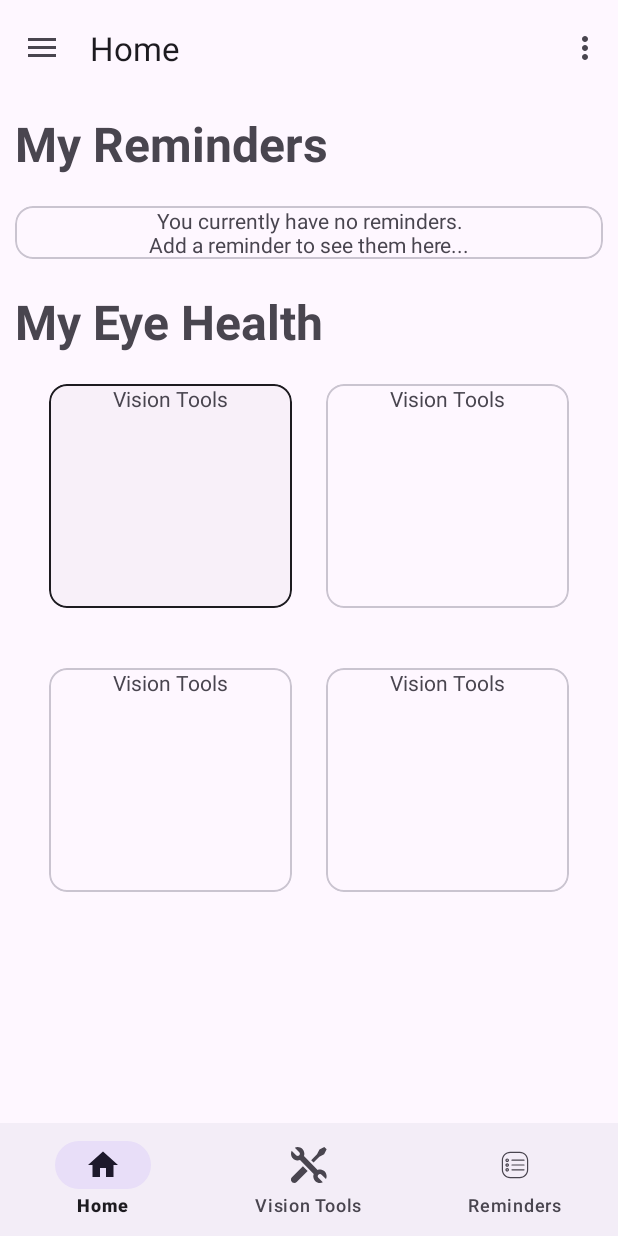
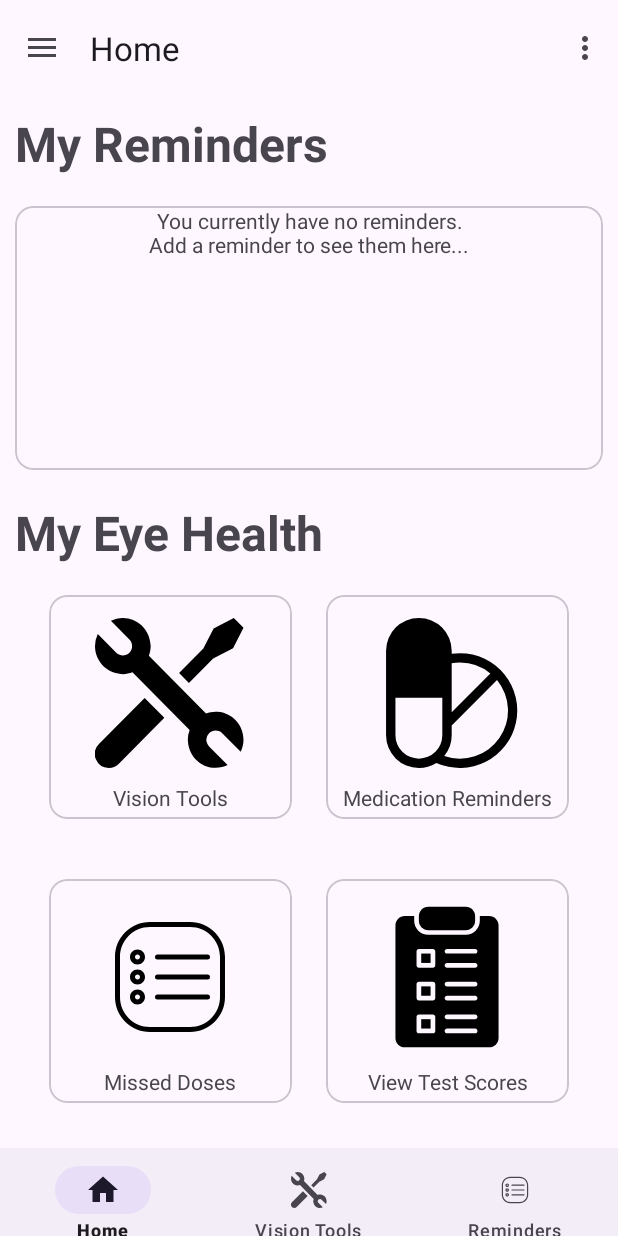
Before and after one commit to 210029073/cs3ip_lh3_myeyehealth, an Android app: the screen it shows after launch (MainActivity), on a phone screen of 412 x 824 dp. Run offline under Robolectric (Android 15) with nearby library versions, the phone set to English and light mode, and no system bars; our stand-ins replace navigation-ui.

Commit message:
Added scrollable home fragment with cards included icons

```diff
--- /dev/null
+++ b/app/src/main/res/drawable/medication_64.xml
@@ -0,0 +1,9 @@
+<vector xmlns:android="http://schemas.android.com/apk/res/android"
+    android:width="64dp"
+    android:height="64dp"
+    android:viewportWidth="64"
+    android:viewportHeight="64">
+  <path
+      android:fillColor="#FF000000"
+      android:pathData="M6,14v36a14,14 0,0 0,14 14,13.86 13.86,0 0,0 7.45,-2.17A24.49,24.49 0,1 0,37.5 15a23.94,23.94 0,0 0,-3.5 0.26L34,14a14,14 0,0 0,-28 0ZM34,19.3a21.28,21.28 0,0 1,3.5 -0.3,20.33 20.33,0 0,1 13,4.66L34,40.17ZM34,50v-4.17l19.34,-19.34a20.48,20.48 0,0 1,-22.52 32.38A13.93,13.93 0,0 0,34 50ZM30,34v16a10,10 0,0 1,-20 0L10,34Z"/>
+</vector>
--- /dev/null
+++ b/app/src/main/res/drawable/test_32.xml
@@ -0,0 +1,21 @@
+<vector xmlns:android="http://schemas.android.com/apk/res/android"
+    android:width="32dp"
+    android:height="32dp"
+    android:viewportWidth="32"
+    android:viewportHeight="32">
+  <path
+      android:fillColor="#FF000000"
+      android:pathData="M10.5,18h2v2h-2z"/>
+  <path
+      android:fillColor="#FF000000"
+      android:pathData="M10.5,11h2v2h-2z"/>
+  <path
+      android:fillColor="#FF000000"
+      android:pathData="M10.5,25h2v2h-2z"/>
+  <path
+      android:fillColor="#FF000000"
+      android:pathData="M25,3h-2v1c0,1.654 -1.346,3 -3,3h-8c-1.654,0 -3,-1.346 -3,-3V3H7C5.897,3 5,3.897 5,5v24c0,1.103 0.897,2 2,2h18c1.103,0 2,-0.897 2,-2V5C27,3.897 26.103,3 25,3zM13.5,27.5c0,0.276 -0.224,0.5 -0.5,0.5h-3c-0.276,0 -0.5,-0.224 -0.5,-0.5v-3c0,-0.276 0.224,-0.5 0.5,-0.5h3c0.276,0 0.5,0.224 0.5,0.5V27.5zM13.5,20.5c0,0.276 -0.224,0.5 -0.5,0.5h-3c-0.276,0 -0.5,-0.224 -0.5,-0.5v-3c0,-0.276 0.224,-0.5 0.5,-0.5h3c0.276,0 0.5,0.224 0.5,0.5V20.5zM13.5,13.5c0,0.276 -0.224,0.5 -0.5,0.5h-3c-0.276,0 -0.5,-0.224 -0.5,-0.5v-3c0,-0.276 0.224,-0.5 0.5,-0.5h3c0.276,0 0.5,0.224 0.5,0.5V13.5zM22,28h-6c-0.276,0 -0.5,-0.224 -0.5,-0.5S15.724,27 16,27h6c0.276,0 0.5,0.224 0.5,0.5S22.276,28 22,28zM22,25h-6c-0.276,0 -0.5,-0.224 -0.5,-0.5S15.724,24 16,24h6c0.276,0 0.5,0.224 0.5,0.5S22.276,25 22,25zM22,21h-6c-0.276,0 -0.5,-0.224 -0.5,-0.5S15.724,20 16,20h6c0.276,0 0.5,0.224 0.5,0.5S22.276,21 22,21zM22,18h-6c-0.276,0 -0.5,-0.224 -0.5,-0.5S15.724,17 16,17h6c0.276,0 0.5,0.224 0.5,0.5S22.276,18 22,18zM22,14h-6c-0.276,0 -0.5,-0.224 -0.5,-0.5S15.724,13 16,13h6c0.276,0 0.5,0.224 0.5,0.5S22.276,14 22,14zM22,11h-6c-0.276,0 -0.5,-0.224 -0.5,-0.5S15.724,10 16,10h6c0.276,0 0.5,0.224 0.5,0.5S22.276,11 22,11z"/>
+  <path
+      android:fillColor="#FF000000"
+      android:pathData="M12,6h8c1.103,0 2,-0.897 2,-2V3c0,-1.103 -0.897,-2 -2,-2h-8c-1.103,0 -2,0.897 -2,2v1C10,5.103 10.897,6 12,6z"/>
+</vector>
--- a/app/src/main/res/layout/fragment_home.xml
+++ b/app/src/main/res/layout/fragment_home.xml
@@ -1,4 +1,9 @@
 <?xml version="1.0" encoding="utf-8"?>
+<ScrollView
+    xmlns:android="http://schemas.android.com/apk/res/android"
+    android:layout_width="match_parent"
+    android:layout_height="wrap_content"
+>
 <androidx.constraintlayout.widget.ConstraintLayout xmlns:android="http://schemas.android.com/apk/res/android"
     xmlns:tools="http://schemas.android.com/tools"
     xmlns:app="http://schemas.android.com/apk/res-auto"
@@ -7,9 +12,12 @@
     tools:context=".HomeFragment">
 
     <!-- TODO: Update blank fragment layout -->
+
     <LinearLayout
-        android:layout_width="match_parent"
-        android:layout_height="wrap_content"
+        android:layout_width="fill_parent"
+        android:layout_height="fill_parent"
+        android:scrollbars="vertical"
+        android:scrollbarAlwaysDrawVerticalTrack="true"
         app:layout_constraintVertical_bias="0"
         android:padding="10dp"
         app:layout_constraintTop_toTopOf="parent"
@@ -28,7 +36,7 @@
         <com.google.android.material.card.MaterialCardView
             android:layout_marginVertical="20dp"
             android:layout_width="match_parent"
-            android:layout_height="wrap_content"
+            android:layout_height="176dp"
 
             >
             <TextView
@@ -57,30 +65,43 @@
                 android:layout_width="162dp"
                 android:layout_height="149dp"
                 android:paddingVertical="10in"
-
                 android:clickable="true"
                 android:focusable="true"
-                android:focusableInTouchMode="true"
+
 
                 app:layout_constraintBottom_toBottomOf="parent"
                 app:layout_constraintLeft_toLeftOf="parent"
                 app:layout_constraintRight_toLeftOf="@id/materialCardView"
                 app:layout_constraintTop_toTopOf="parent">
 
+                <LinearLayout
+                    android:layout_width="match_parent"
+                    android:layout_height="wrap_content"
+                    android:orientation="vertical">
+                <ImageView
+                    android:layout_marginTop="15dp"
+                    android:layout_marginBottom="10dp"
+
+                    android:layout_width="100dp"
+                    android:layout_height="100dp"
+                    android:layout_gravity="center"
+                    android:scaleType="center"
+                    android:background="@drawable/tools"
+                    />
+
                 <TextView
                     android:layout_width="match_parent"
                     android:layout_height="wrap_content"
                     android:text="Vision Tools"
                     android:textAlignment="center" />
+                </LinearLayout>
             </com.google.android.material.card.MaterialCardView>
 
             <com.google.android.material.card.MaterialCardView
                 android:id="@+id/materialCardView"
                 android:layout_width="162dp"
-
                 android:clickable="true"
                 android:focusable="true"
-                android:focusableInTouchMode="true"
 
                 android:layout_height="149dp"
                 app:layout_constraintBottom_toBottomOf="parent"
@@ -88,11 +109,27 @@
                 app:layout_constraintRight_toRightOf="parent"
                 app:layout_constraintTop_toTopOf="parent">
 
+                <LinearLayout
+                    android:layout_width="match_parent"
+                    android:layout_height="wrap_content"
+                    android:orientation="vertical">
+                    <ImageView
+                        android:layout_marginTop="15dp"
+                        android:layout_marginBottom="10dp"
+
+                        android:layout_width="100dp"
+                        android:layout_height="100dp"
+                        android:layout_gravity="center"
+                        android:scaleType="center"
+                        android:background="@drawable/medication_64"
+                        />
+
                     <TextView
                         android:layout_width="match_parent"
-                    android:layout_height="match_parent"
-                    android:text="Vision Tools"
+                        android:layout_height="wrap_content"
+                        android:text="Medication Reminders"
                         android:textAlignment="center" />
+                </LinearLayout>
             </com.google.android.material.card.MaterialCardView>
         </androidx.constraintlayout.widget.ConstraintLayout>
 
@@ -110,18 +147,31 @@
 
                 android:clickable="true"
                 android:focusable="true"
-                android:focusableInTouchMode="true"
 
                 app:layout_constraintBottom_toBottomOf="parent"
                 app:layout_constraintLeft_toLeftOf="parent"
                 app:layout_constraintRight_toLeftOf="@id/card_d"
                 app:layout_constraintTop_toTopOf="parent">
+                <LinearLayout
+                    android:layout_width="match_parent"
+                    android:layout_height="wrap_content"
+                    android:orientation="vertical">
+                    <ImageView
+                        android:layout_marginTop="15dp"
+                        android:layout_marginBottom="10dp"
+                        android:layout_width="100dp"
+                        android:layout_height="100dp"
+                        android:layout_gravity="center"
+                        android:scaleType="center"
+                        android:background="@drawable/reminder_60"
+                        />
 
                     <TextView
                         android:layout_width="match_parent"
                         android:layout_height="wrap_content"
-                    android:text="Vision Tools"
+                        android:text="Missed Doses"
                         android:textAlignment="center" />
+                </LinearLayout>
             </com.google.android.material.card.MaterialCardView>
 
             <com.google.android.material.card.MaterialCardView
@@ -130,7 +180,6 @@
 
                 android:clickable="true"
                 android:focusable="true"
-                android:focusableInTouchMode="true"
 
                 android:layout_height="149dp"
                 app:layout_constraintBottom_toBottomOf="parent"
@@ -138,15 +187,29 @@
                 app:layout_constraintRight_toRightOf="parent"
                 app:layout_constraintTop_toTopOf="parent">
 
+                <LinearLayout
+                    android:layout_width="match_parent"
+                    android:layout_height="wrap_content"
+                    android:orientation="vertical">
+                    <ImageView
+                        android:layout_marginTop="15dp"
+                        android:layout_marginBottom="10dp"
+                        android:layout_width="100dp"
+                        android:layout_height="100dp"
+                        android:layout_gravity="center"
+                        android:scaleType="center"
+                        android:background="@drawable/test_32"
+                        />
+
                     <TextView
                         android:layout_width="match_parent"
-                    android:layout_height="match_parent"
-                    android:text="Vision Tools"
+                        android:layout_height="wrap_content"
+                        android:text="View Test Scores"
                         android:textAlignment="center" />
+                </LinearLayout>
             </com.google.android.material.card.MaterialCardView>
         </androidx.constraintlayout.widget.ConstraintLayout>
     </LinearLayout>
-
     <com.google.android.material.bottomnavigation.BottomNavigationView
         android:id="@+id/bottomNavigationView"
         android:layout_width="match_parent"
@@ -155,6 +218,8 @@
         app:layout_constraintEnd_toEndOf="parent"
         app:layout_constraintHorizontal_bias="0.5"
         app:layout_constraintStart_toStartOf="parent"
+        android:fitsSystemWindows="true"
         app:menu="@menu/bottom_nav_menu" />
 
 </androidx.constraintlayout.widget.ConstraintLayout>
+</ScrollView>
```
Lines whose indentation alone changed are shown as unchanged.
